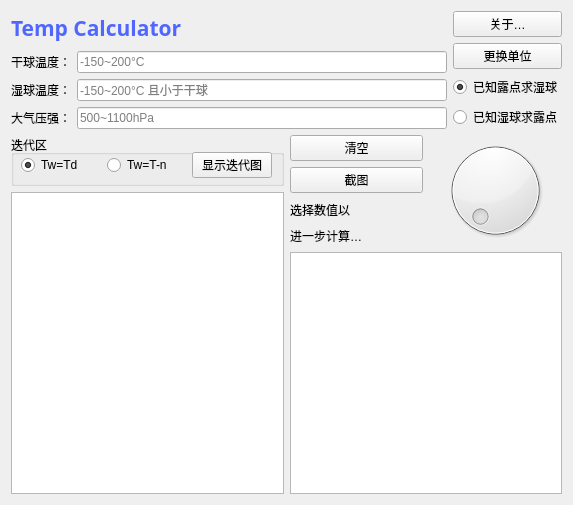
First picture: the form in calculator.ui, repository x1shang/Wetbulb-Calculator, before the edit.
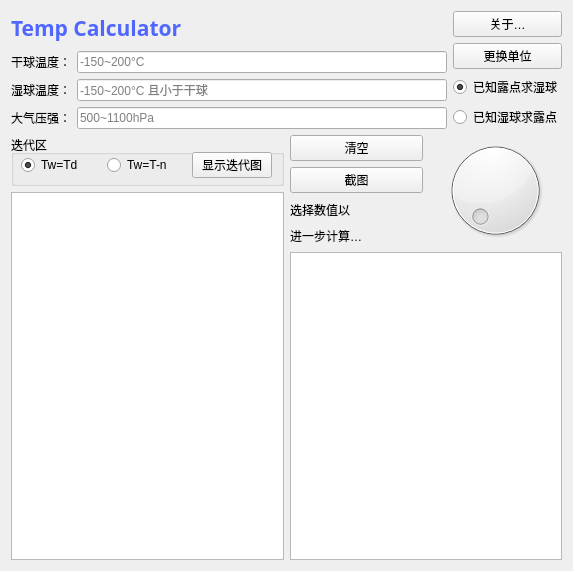
Second picture: the form after the edit.

Diff of the .ui file:
```diff
--- a/calculator.ui
+++ b/calculator.ui
@@ -7,7 +7,7 @@
     <x>0</x>
     <y>0</y>
     <width>573</width>
-    <height>505</height>
+    <height>571</height>
    </rect>
   </property>
   <property name="windowTitle">
```
